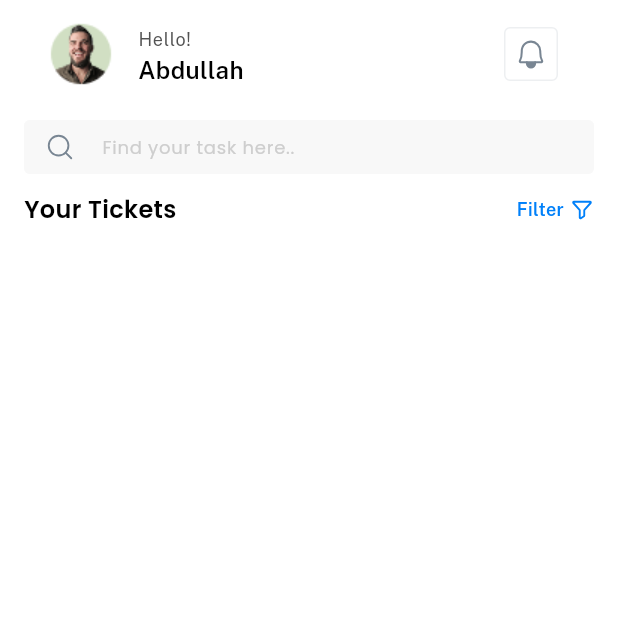
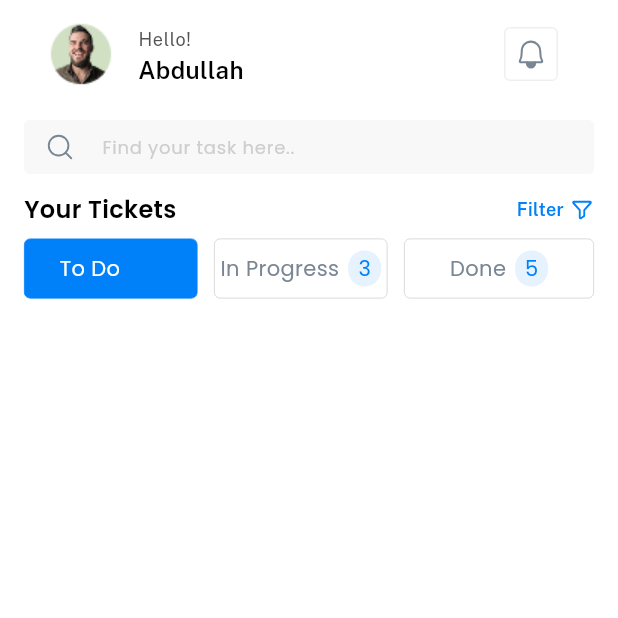
Before and after one commit to mostafanagy0/Softwaves-FSM, a Flutter app: the HomeView screen opened by its route, on a phone screen of 412 x 824 dp, the top half of it. Run offline on Flutter 3.47's test engine with Material 3 defaults, Android fonts, the phone set to English and light mode, and no system bars; our stand-ins replace bloc, dartz, equatable, flutter_bloc, flutter_secure_storage, flutter_svg and 2 more; missing offline and left inert: flutter_appauth; accounts and stored records are empty.

Commit message:
create components widget

```diff
--- a/lib/core/utils/styles.dart
+++ b/lib/core/utils/styles.dart
@@ -32,4 +32,10 @@ class TextStyles {
     color: AppColors.primaryColor,
     fontFamily: 'publicSans',
   );
+  static TextStyle poppins14Medium = TextStyle(
+    fontSize: 14,
+    fontWeight: FontWeight.w500,
+    color: Color(0xFF798693),
+    fontFamily: 'Poppins',
+  );
 }
--- a/lib/features/home/presentation/views/home_view.dart
+++ b/lib/features/home/presentation/views/home_view.dart
@@ -1,4 +1,5 @@
 import 'package:flutter/material.dart';
+import 'package:fsm/features/home/presentation/widgets/components_widget.dart';
 import 'package:fsm/features/home/presentation/widgets/custom_head_line_and_filtring_widget.dart';
 import 'package:fsm/features/home/presentation/widgets/custom_home_app_bar.dart';
 import 'package:fsm/features/home/presentation/widgets/custom_search_text_filed.dart';
@@ -10,7 +11,7 @@ class HomeView extends StatelessWidget {
   Widget build(BuildContext context) {
     return SafeArea(
       child: const Scaffold(
-        backgroundColor: Colors.white,
+        backgroundColor: Color(0xFFFFFFFF),
         body: Padding(
           padding: EdgeInsets.symmetric(horizontal: 16),
           child: Column(
@@ -22,6 +23,9 @@ class HomeView extends StatelessWidget {
               CustomSearchTextFiled(),
               SizedBox(height: 12),
               CustomHeadLineAndFiltringWidget(),
+              SizedBox(height: 8),
+              ComponentsWidget(numbers: [2, 3, 5]),
+              SizedBox(height: 24),
             ],
           ),
         ),
@@ -29,3 +33,15 @@ class HomeView extends StatelessWidget {
     );
   }
 }
+class CustomTicketItem extends StatelessWidget {
+  const CustomTicketItem({super.key});
+
+  @override
+  Widget build(BuildContext context) {
+    return  Container(decoration: BoxDecoration(
+color: Color(0xff)
+
+
+    ),);
+  }
+}
--- /dev/null
+++ b/lib/features/home/presentation/widgets/components_widget.dart
@@ -0,0 +1,42 @@
+import 'package:flutter/material.dart';
+import 'package:fsm/features/home/presentation/widgets/custom_component_item.dart';
+
+class ComponentsWidget extends StatefulWidget {
+  const ComponentsWidget({super.key, required this.numbers});
+
+  final List<int> numbers;
+
+  @override
+  State<ComponentsWidget> createState() => _ComponentsWidgetState();
+}
+
+class _ComponentsWidgetState extends State<ComponentsWidget> {
+  int selectedIndex = 0;
+
+  final List<String> labels = ['To Do', 'In Progress', 'Done'];
+
+  @override
+  Widget build(BuildContext context) {
+    return Row(
+      children: List.generate(labels.length, (index) {
+        return Expanded(
+          child: Padding(
+            padding: EdgeInsets.only(
+              right: index < labels.length - 1 ? 11.0 : 0.0,
+            ),
+            child: CustomComponentItem(
+              text: labels[index],
+              number: widget.numbers[index],
+              isSelected: selectedIndex == index,
+              onTap: () {
+                setState(() {
+                  selectedIndex = index;
+                });
+              },
+            ),
+          ),
+        );
+      }),
+    );
+  }
+}
--- /dev/null
+++ b/lib/features/home/presentation/widgets/custom_component_item.dart
@@ -0,0 +1,69 @@
+import 'package:flutter/material.dart';
+import 'package:fsm/core/utils/colors.dart';
+import 'package:fsm/core/utils/styles.dart';
+
+class CustomComponentItem extends StatelessWidget {
+  const CustomComponentItem({
+    super.key,
+    required this.number,
+    required this.text,
+    required this.isSelected,
+    this.onTap,
+  });
+
+  final String text;
+  final int number;
+  final bool isSelected;
+  final void Function()? onTap;
+
+  @override
+  Widget build(BuildContext context) {
+    return GestureDetector(
+      onTap: onTap,
+      child: Container(
+        height: 40,
+        width: double.infinity,
+        decoration: BoxDecoration(
+          color: isSelected ? AppColors.primaryColor : Colors.white,
+          borderRadius: BorderRadius.circular(4),
+          border: Border.all(
+            color: isSelected
+                ? AppColors.primaryColor
+                : const Color(0xFFCECECE),
+            width: 0.5,
+          ),
+        ),
+        child: Row(
+          mainAxisAlignment: MainAxisAlignment.center,
+          children: [
+            Text(
+              text,
+              style: isSelected
+                  ? TextStyles.poppins14Medium.copyWith(color: Colors.white)
+                  : TextStyles.poppins14Medium,
+            ),
+            const SizedBox(width: 6),
+            Container(
+              height: 24,
+              width: 22,
+              decoration: BoxDecoration(
+                color: isSelected
+                    ? AppColors.primaryColor
+                    : const Color(0xFFE6F2FE),
+                borderRadius: BorderRadius.circular(16),
+              ),
+              child: Center(
+                child: Text(
+                  number.toString(),
+                  style: TextStyles.poppins14Medium.copyWith(
+                    color: AppColors.primaryColor,
+                  ),
+                ),
+              ),
+            ),
+          ],
+        ),
+      ),
+    );
+  }
+}
--- a/pubspec.yaml
+++ b/pubspec.yaml
@@ -76,6 +76,8 @@ flutter:
         weight: 600
       - asset: assets/fonts/Poppins-Bold.ttf
         weight: 700
+      - asset: assets\fonts\Poppins-Medium.ttf
+        weight: 500
 
   - family: PublicSans
     fonts:
```
Also changed, not shown: assets/fonts/Poppins-Medium.ttf (added).
